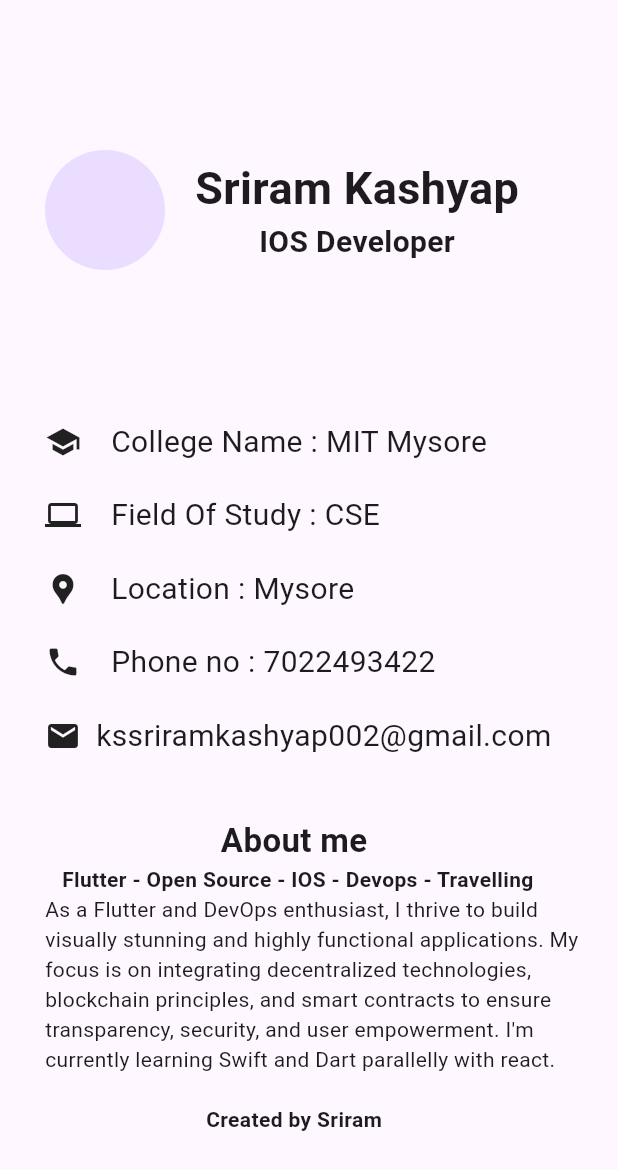
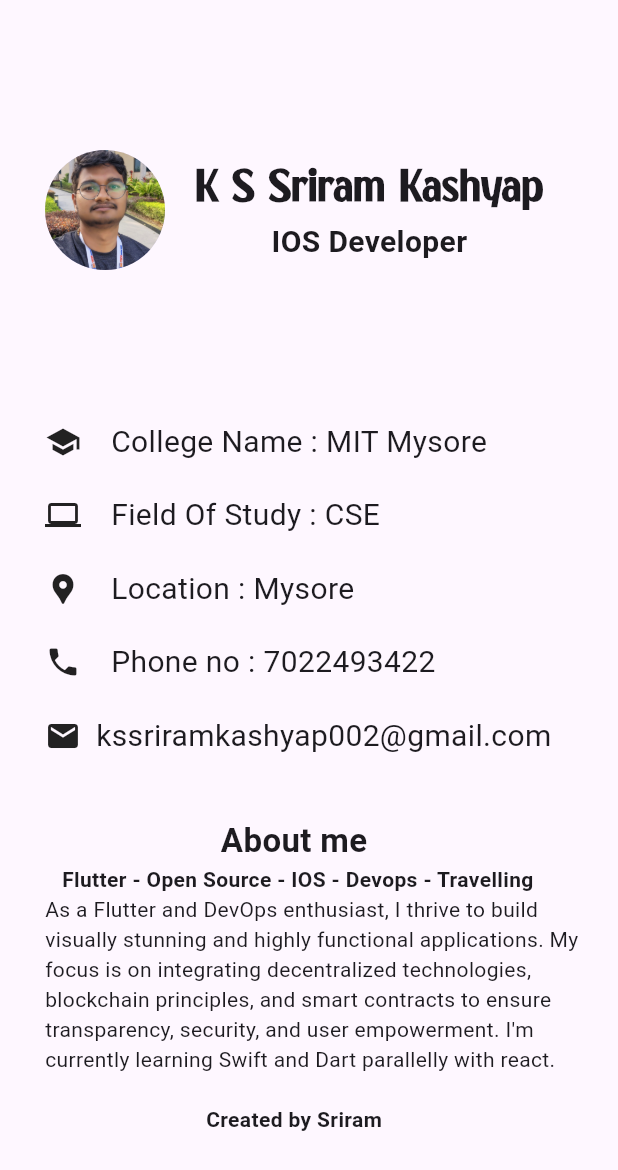
Before and after one commit to Sriramkashyapks/Flutter_Pcard, a Flutter app: the screen it shows after launch, on a phone screen of 412 x 824 dp. Shown: the top 1170 px of the screen. Run offline on Flutter 3.47's test engine with Material 3 defaults, Android fonts, the phone set to English and light mode, and no system bars.

Commit message:
Updated the font style and added ,my picture

```diff
--- a/lib/main.dart
+++ b/lib/main.dart
@@ -19,16 +19,16 @@ class Home extends StatelessWidget {
             Row(
               children: <Widget>[
                 CircleAvatar(
-                  radius: 40,
+                  radius: 40, backgroundImage: AssetImage("images/Sriram.jpg"),
                 ),
                 Padding(
                   padding: const EdgeInsets.only(left: 20.0),
                   child: Column(
                     children: <Widget>[
                       Text(
-                        "Sriram Kashyap",
+                        "K S Sriram Kashyap",
                         style: TextStyle(
-                            fontSize: 30, fontWeight: FontWeight.bold),
+                            fontSize: 30, fontFamily: "Velvetta", fontWeight: FontWeight.bold),
                       ),
                       Text(
                         "IOS Developer",
```
Also changed, not shown: pubspec.yaml (+6 -6 lines), font/Velvetta-x36E5.otf (added), images/Sriram.jpg (added), 1 other file.
